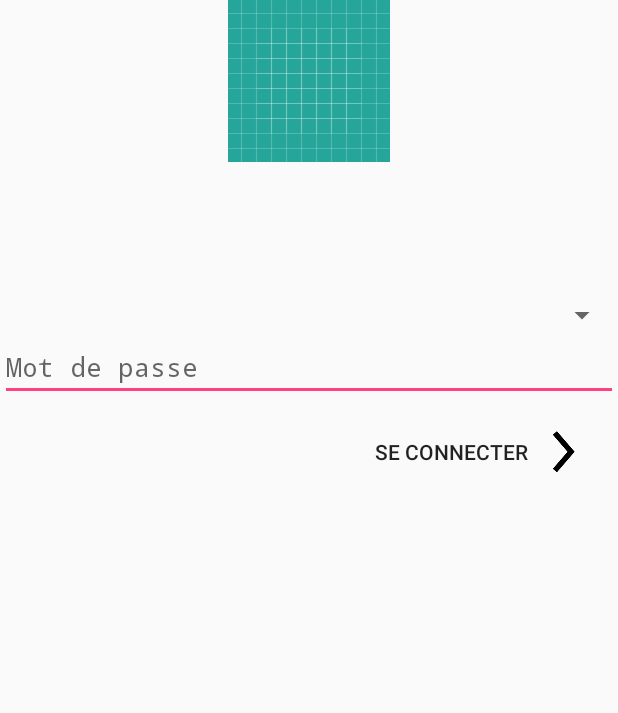
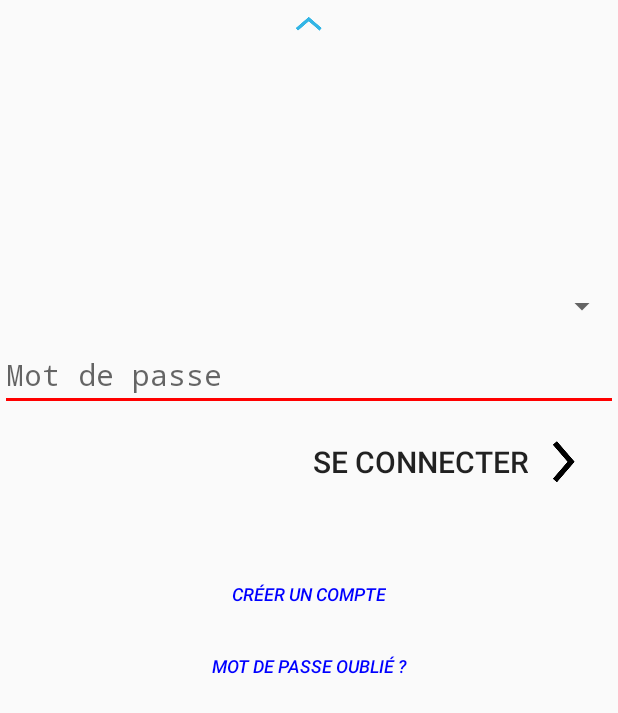
Before and after one commit to Tioneb88/COO, an Android app: the screen it shows after launch (LoginActivity), on a phone screen of 412 x 824 dp. Shown: the top 713 px of the screen. Run offline under Robolectric (Android 15) with nearby library versions, the phone set to English and light mode, and no system bars; 5 statements that could not run were skipped.

Commit message:
MDP oublié + nouveau compte + main menu + styles

```diff
--- a/MiniPoll/app/src/main/res/drawable/main_btn_shape.xml
+++ b/MiniPoll/app/src/main/res/drawable/main_btn_shape.xml
@@ -15,4 +15,5 @@
     <stroke
         android:width="2px"
         android:color="#000000"/>
+
 </shape>
--- a/MiniPoll/app/src/main/res/layout/activity_login.xml
+++ b/MiniPoll/app/src/main/res/layout/activity_login.xml
@@ -9,12 +9,11 @@
     android:layout_height="match_parent"
     tools:context="lsinf1225.mini_poll.activity.LoginActivity">
 
-    <!-- ic_launcher_background = à changer -->
     <ImageView
         android:id="@+id/imageView"
         android:layout_width="wrap_content"
         android:layout_height="wrap_content"
-        android:background="@drawable/ic_launcher_background"
+        android:background="@drawable/ic_up_active"
         android:contentDescription="@string/app_name"
         app:layout_constraintLeft_toLeftOf="parent"
         app:layout_constraintRight_toRightOf="parent"
@@ -26,7 +25,7 @@
         android:layout_width="match_parent"
         android:layout_height="wrap_content"
         android:layout_gravity="center_horizontal"
-        android:layout_marginTop="90dp"
+        android:layout_marginTop="160dp"
         android:prompt="@string/app_user_username"
         android:spinnerMode="dropdown"
         app:layout_constraintHorizontal_bias="0.0"
@@ -41,6 +40,7 @@
         android:layout_width="match_parent"
         android:layout_height="wrap_content"
         android:layout_gravity="center_horizontal"
+        android:layout_marginTop="10dp"
         android:ems="10"
         android:hint="@string/app_user_password"
         android:imeActionId="6"
@@ -67,7 +67,36 @@
         app:layout_constraintTop_toBottomOf="@+id/login_password" />
 
     <!-- Mot de passe oublié -->
+    <Button
+        android:id="@+id/forgot_password_btn"
+        style="?android:attr/borderlessButtonStyle"
+        android:layout_width="wrap_content"
+        android:layout_height="wrap_content"
+        android:layout_gravity="center_horizontal"
+        android:onClick="forgot"
+        android:textColor="#0000FF"
+        android:textSize="12sp"
+        android:textStyle="italic"
+        android:text="@string/login_password_forgotten"
+        app:layout_constraintLeft_toLeftOf="parent"
+        app:layout_constraintRight_toRightOf="parent"
+        app:layout_constraintTop_toBottomOf="@+id/new_account_btn" />
 
     <!-- Créer un nouveau compte -->
+    <Button
+        android:id="@+id/new_account_btn"
+        style="?android:attr/borderlessButtonStyle"
+        android:layout_width="wrap_content"
+        android:layout_height="wrap_content"
+        android:layout_gravity="center_horizontal"
+        android:layout_marginTop="30dp"
+        android:onClick="newUser"
+        android:textColor="#0000FF"
+        android:textSize="12sp"
+        android:textStyle="italic"
+        android:text="@string/login_create_account"
+        app:layout_constraintLeft_toLeftOf="parent"
+        app:layout_constraintRight_toRightOf="parent"
+        app:layout_constraintTop_toBottomOf="@+id/login_btn" />
 
 </android.support.constraint.ConstraintLayout>
--- a/MiniPoll/app/src/main/res/layout/activity_main.xml
+++ b/MiniPoll/app/src/main/res/layout/activity_main.xml
@@ -13,6 +13,8 @@
         android:layout_width="match_parent"
         android:layout_height="wrap_content"
         android:layout_centerHorizontal="true"
+        android:layout_marginLeft="10dp"
+        android:layout_marginStart="10dp"
         android:padding="@dimen/default_padding"
         android:text="@string/main_activity_welcome_partie1"
         android:textAppearance="@android:style/TextAppearance.DeviceDefault.Large"
@@ -48,7 +50,7 @@
         android:layout_width="match_parent"
         android:layout_height="wrap_content"
         android:layout_gravity="center_horizontal"
-        android:layout_marginTop="1100dp"
+        android:layout_marginTop="10dp"
         android:onClick="answerAgreement"
         android:text="@string/main_activity_agreement"
         app:layout_constraintLeft_toLeftOf="parent"
@@ -85,6 +87,7 @@
         android:layout_width="match_parent"
         android:layout_height="wrap_content"
         android:layout_gravity="center_horizontal"
+        android:layout_marginTop="56dp"
         android:onClick="show"
         android:text="@string/main_activity_create"
         app:layout_constraintLeft_toLeftOf="parent"
@@ -101,6 +104,6 @@
         android:text="@string/main_activity_offline"
         app:layout_constraintLeft_toLeftOf="parent"
         app:layout_constraintRight_toRightOf="parent"
-        app:layout_constraintBottom_toTopOf="parent" />
+        app:layout_constraintTop_toBottomOf="@+id/main_create_btn" />
 
 </android.support.constraint.ConstraintLayout>
--- a/MiniPoll/app/src/main/res/values/colors.xml
+++ b/MiniPoll/app/src/main/res/values/colors.xml
@@ -1,11 +1,13 @@
 <?xml version="1.0" encoding="utf-8"?>
 
 <resources>
-        <color name="colorFont">#79F8F8</color>
-        <color name="colorDarkFont">#00CED1</color>
+        <!-- Barre d'action des layouts -->
+        <color name="colorFont">#303F9F</color>
+        <color name="colorDarkFont">#000000</color>
+
+        <!-- Autres couleurs -->
         <color name="colorFlash">#FF4081</color>
         <color name="colorError">#FF0000</color>
-        <color name="colorText">#000000</color>
 
         <!-- Utilisées -->
         <color name="helpBlue">#0000FF</color>
--- a/MiniPoll/app/src/main/res/values/styles.xml
+++ b/MiniPoll/app/src/main/res/values/styles.xml
@@ -4,9 +4,19 @@
 
     <!-- Base application theme. -->
     <style name="AppTheme" parent="Theme.AppCompat.Light.DarkActionBar">
+        <item name="android:textSize">20sp</item>
+        <item name="android:actionBarStyle">@style/AppTheme.actionBar</item>
         <item name="colorPrimary">@color/colorFont</item>
         <item name="colorPrimaryDark">@color/colorDarkFont</item>
-        <item name="colorAccent">@color/colorFlash</item>
+        <item name="colorAccent">@color/colorError</item>
+    </style>
+
+    <style name="AppTheme.actionBar" parent="@android:style/Widget.Holo.Light.ActionBar.Solid">
+        <item name="android:titleTextStyle">@style/AppTheme.actionBar.title</item>
+    </style>
+
+    <style name="AppTheme.actionBar.title">
+        <item name="android:textSize">25sp</item>
     </style>
 
     <style name="main_btn">
@@ -19,6 +29,7 @@
         <item name="android:textColor">#000</item>
         <item name="android:padding">@dimen/default_padding</item>
         <item name="android:layout_margin">10dip</item>
+        <item name="android:background">@drawable/main_btn_shape</item>
         <item name="android:drawableRight">@drawable/ic_go</item>
         <item name="android:layout_alignParentLeft">true</item>
         <item name="android:layout_alignParentRight">true</item>
```
Also changed, not shown: MiniPoll/app/src/main/res/layout/activity_create_account.xml (line endings or trailing spaces), MiniPoll/app/src/main/res/layout/activity_create_profile.xml (line endings or trailing spaces).
